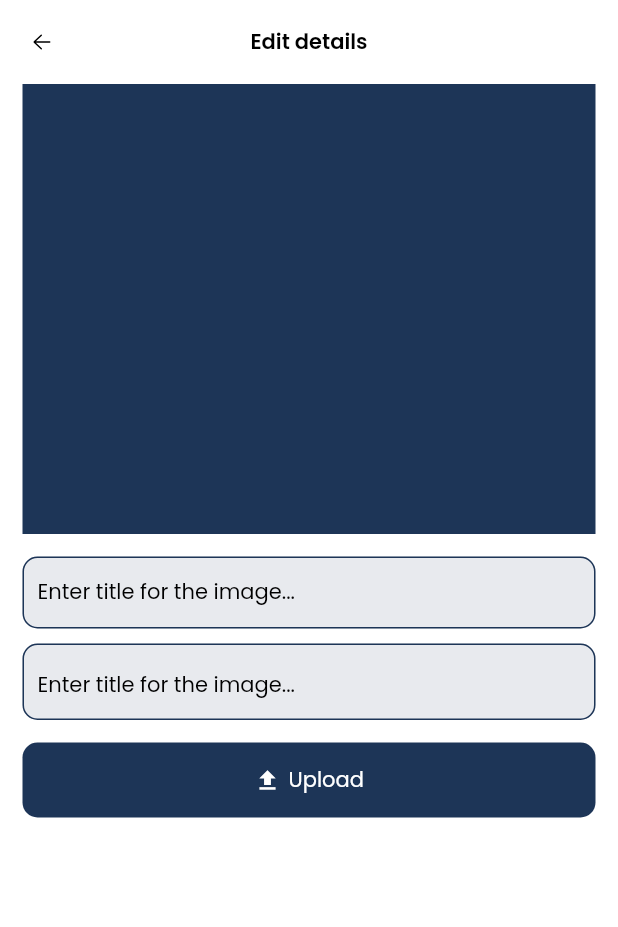
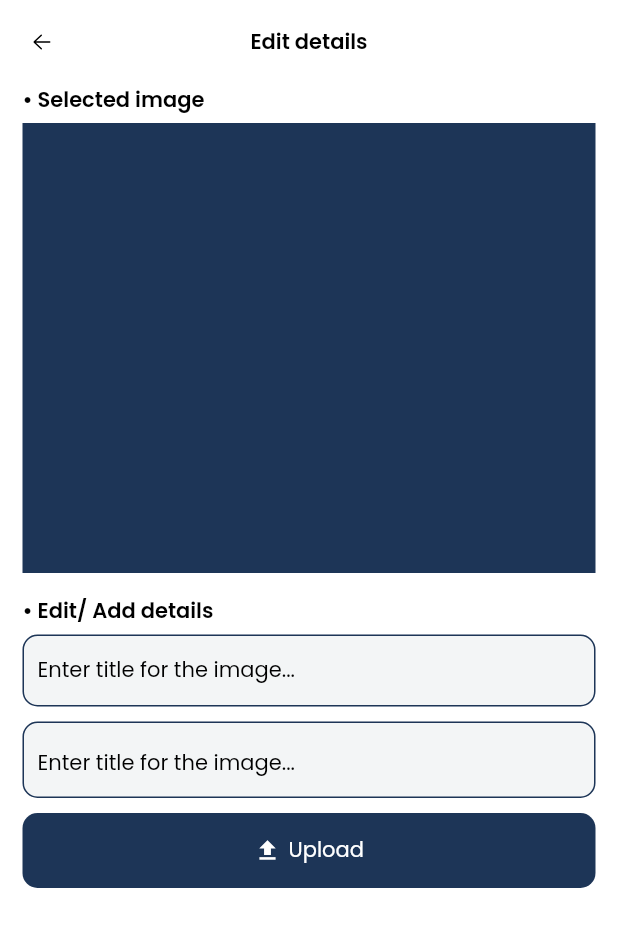
Before and after one commit to WorkWithAfridi/Billeddeling-Flutter_CloudImageStorageApp, a Flutter app: the EditImageScreen screen opened by its route, on a phone screen of 412 x 824 dp. Shown: the top 927 px of the screen. Run offline on Flutter 3.47's test engine with Material 2 defaults, Android fonts, the phone set to English and light mode, and no system bars; our stand-ins replace fluentui_system_icons, font_awesome_flutter, get.

Commit message:
Code refactoring

```diff
--- /dev/null
+++ b/lib/app/shared/widgets/custom_text_field.dart
@@ -0,0 +1,73 @@
+import 'package:flutter/material.dart';
+import 'package:get/get.dart';
+
+import '../../data/constants/colors.dart';
+import '../../data/constants/dimentions.dart';
+import '../../data/constants/fonts.dart';
+
+class CustomTextField extends StatelessWidget {
+  CustomTextField({
+    Key? key,
+    this.isData = false,
+  }) : super(key: key);
+
+  bool isData;
+
+  @override
+  Widget build(BuildContext context) {
+    return TextField(
+      style: regularTextStyle,
+      cursorColor: red,
+      maxLines: 1,
+      keyboardType: TextInputType.text,
+      textInputAction: TextInputAction.next,
+      decoration: InputDecoration(
+        hintText: "Enter title for the image...",
+        hintStyle: regularTextStyle,
+        border: OutlineInputBorder(
+          borderSide: Divider.createBorderSide(
+            Get.context,
+            color: grey,
+            width: 1,
+          ),
+          borderRadius: BorderRadius.circular(customBorderRadius),
+        ),
+        focusedBorder: OutlineInputBorder(
+          borderSide: Divider.createBorderSide(
+            Get.context,
+            color: red,
+            width: 2.5,
+          ),
+          borderRadius: BorderRadius.circular(customBorderRadius),
+        ),
+        enabledBorder: OutlineInputBorder(
+          borderSide: Divider.createBorderSide(
+            Get.context,
+            color: navyBlue,
+            width: 1,
+          ),
+          borderRadius: BorderRadius.circular(customBorderRadius),
+        ),
+        fillColor: navyBlue.withOpacity(.05),
+        filled: true,
+        contentPadding: const EdgeInsets.all(10),
+        suffix: isData
+            ? Container(
+                padding:
+                    const EdgeInsets.symmetric(horizontal: 10, vertical: 5),
+                decoration: BoxDecoration(
+                  color: navyBlue,
+                  borderRadius: BorderRadius.circular(customBorderRadius),
+                ),
+                child: Text(
+                  "TODAY",
+                  style: mediumTextStyle.copyWith(
+                    color: white,
+                  ),
+                ),
+              )
+            : const SizedBox.shrink(),
+      ),
+    );
+  }
+}
--- a/lib/app/views/edit_image/edit_image_screen.dart
+++ b/lib/app/views/edit_image/edit_image_screen.dart
@@ -7,6 +7,7 @@ import 'package:flutter/material.dart';
 import 'package:get/get.dart';
 
 import '../../data/constants/colors.dart';
+import '../../shared/widgets/custom_text_field.dart';
 
 class EditImageScreen extends StatefulWidget {
   const EditImageScreen({Key? key}) : super(key: key);
@@ -49,12 +50,32 @@ class _EditImageScreenState extends State<EditImageScreen> {
             mainAxisAlignment: MainAxisAlignment.start,
             crossAxisAlignment: CrossAxisAlignment.start,
             children: [
+              Text(
+                "• Selected image",
+                style: semiBoldTextStyle.copyWith(
+                  fontSize: 14,
+                  color: black,
+                ),
+              ),
+              const SizedBox(
+                height: 5,
+              ),
               Container(
                 height: 300,
                 color: navyBlue,
               ),
               const SizedBox(
                 height: 15,
+              ),
+              Text(
+                "• Edit/ Add details",
+                style: semiBoldTextStyle.copyWith(
+                  fontSize: 14,
+                  color: black,
+                ),
+              ),
+              const SizedBox(
+                height: 5,
               ),
               CustomTextField(),
               const SizedBox(
@@ -64,7 +85,7 @@ class _EditImageScreenState extends State<EditImageScreen> {
                 isData: true,
               ),
               const SizedBox(
-                height: 15,
+                height: 10,
               ),
               CustomButton(
                 title: "Upload",
@@ -82,70 +103,3 @@ class _EditImageScreenState extends State<EditImageScreen> {
     );
   }
 }
-
-class CustomTextField extends StatelessWidget {
-  CustomTextField({
-    Key? key,
-    this.isData = false,
-  }) : super(key: key);
-
-  bool isData;
-
-  @override
-  Widget build(BuildContext context) {
-    return TextField(
-      style: regularTextStyle,
-      cursorColor: red,
-      maxLines: 1,
-      keyboardType: TextInputType.text,
-      textInputAction: TextInputAction.next,
-      decoration: InputDecoration(
-        hintText: "Enter title for the image...",
-        hintStyle: regularTextStyle,
-        border: OutlineInputBorder(
-          borderSide: Divider.createBorderSide(
-            Get.context,
-            color: grey,
-            width: 1,
-          ),
-          borderRadius: BorderRadius.circular(customBorderRadius),
-        ),
-        focusedBorder: OutlineInputBorder(
-          borderSide: Divider.createBorderSide(
-            Get.context,
-            color: red,
-            width: 2.5,
-          ),
-          borderRadius: BorderRadius.circular(customBorderRadius),
-        ),
-        enabledBorder: OutlineInputBorder(
-          borderSide: Divider.createBorderSide(
-            Get.context,
-            color: navyBlue,
-            width: 1,
-          ),
-          borderRadius: BorderRadius.circular(customBorderRadius),
-        ),
-        fillColor: navyBlue.withOpacity(.1),
-        filled: true,
-        contentPadding: const EdgeInsets.all(10),
-        suffix: isData
-            ? Container(
-                padding:
-                    const EdgeInsets.symmetric(horizontal: 10, vertical: 5),
-                decoration: BoxDecoration(
-                  color: navyBlue,
-                  borderRadius: BorderRadius.circular(customBorderRadius),
-                ),
-                child: Text(
-                  "TODAY",
-                  style: mediumTextStyle.copyWith(
-                    color: white,
-                  ),
-                ),
-              )
-            : const SizedBox.shrink(),
-      ),
-    );
-  }
-}
--- a/lib/app/views/home/home_controller.dart
+++ b/lib/app/views/home/home_controller.dart
@@ -1,4 +1,5 @@
 import 'package:billeddeling/app/data/constants/animations.dart';
+import 'package:billeddeling/app/routing/routes.dart';
 import 'package:billeddeling/app/views/edit_image/edit_image_screen.dart';
 import 'package:flutter/material.dart';
 import 'package:get/get.dart';
@@ -182,4 +183,8 @@ class HomeController extends GetxController {
       },
     );
   }
+
+  onSearchButtonClick() {
+    Get.toNamed(ROUTES.getSearchScreenRoute);
+  }
 }
--- a/lib/app/views/home/pages/homepage.dart
+++ b/lib/app/views/home/pages/homepage.dart
@@ -58,7 +58,8 @@ class IntroductionTab extends StatelessWidget {
         const SizedBox(
           width: 8,
         ),
-        Column(
+        Expanded(
+          child: Column(
             crossAxisAlignment: CrossAxisAlignment.start,
             children: [
               RichText(
@@ -83,6 +84,19 @@ class IntroductionTab extends StatelessWidget {
                 ),
               )
             ],
+          ),
+        ),
+        GestureDetector(
+          onTap: controller.onSearchButtonClick,
+          child: CircleAvatar(
+            backgroundColor: red.withOpacity(.1),
+            radius: 20,
+            child: const Icon(
+              Icons.search,
+              color: navyBlue,
+              size: 18,
+            ),
+          ),
         ),
       ],
     );
```
Lines whose indentation alone changed are shown as unchanged.
